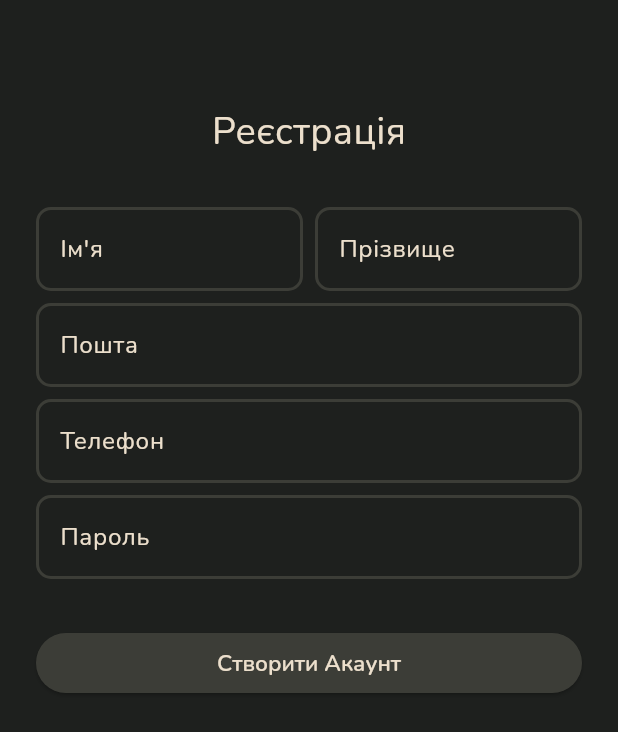
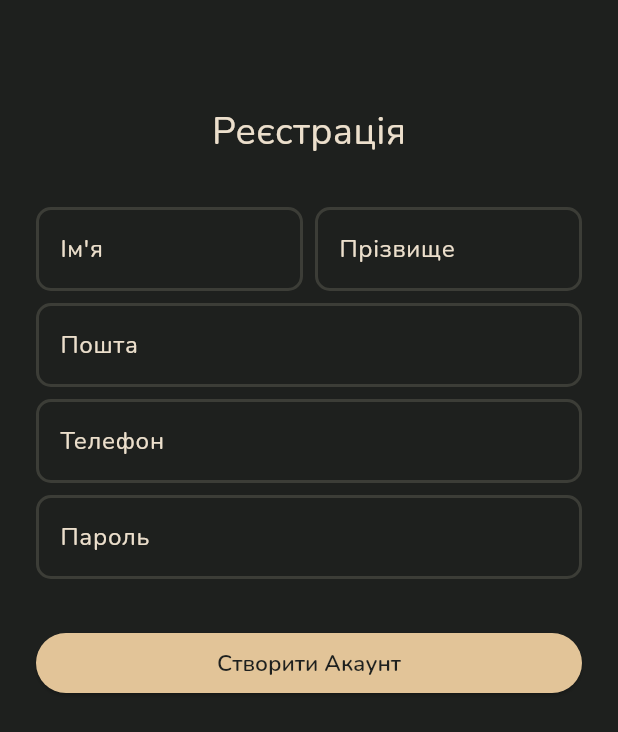
Before and after one commit to CTTAPKU/pizzeria_app, a Flutter app: the screen it shows after launch, after a tap on "Зареєструватися", on a phone screen of 412 x 824 dp. Shown: the top 732 px of the screen. Run offline on Flutter 3.47's test engine with Material 3 defaults, Android fonts, the phone set to English and light mode, and no system bars; our stand-ins replace cloud_firestore, firebase_auth, firebase_core, fluttertoast, google_fonts; missing offline and left inert: expansion_widget; accounts and stored records are empty.

Commit message:
created colors constant, login changes, pizzaCard splash fix, theme changes

```diff
--- /dev/null
+++ b/lib/constants/app_colors.dart
@@ -0,0 +1,11 @@
+import 'package:flutter/material.dart';
+
+class AppColors{
+  static const Color darkPrimaryBackground = Color(0xff1E201E);
+  static const Color darkSecondaryBackground = Color(0xff3C3D37);
+  static const Color darkPrimary = Color(0xffe2c498);
+  static const Color darkSecondary = Color(0xff112e97);
+  static const Color darkAccent = Color(0xffe2a446);
+  static const Color text = Color(0xffECDFCC);
+
+}
--- a/lib/main.dart
+++ b/lib/main.dart
@@ -1,15 +1,34 @@
+import 'package:firebase_auth/firebase_auth.dart';
 import 'package:firebase_core/firebase_core.dart';
 import 'package:flutter/material.dart';
 import 'package:pizzeria_aic/screen/login/sign_in.dart';
 import 'package:pizzeria_aic/theme.dart';
+import 'package:pizzeria_aic/widgets/nav_bar.dart';
 
 void main() async {
   WidgetsFlutterBinding.ensureInitialized();
   await Firebase.initializeApp();
-  runApp(
-    MaterialApp(
-      home: const SignIn(),
+  runApp(const MyApp());
+}
+
+class MyApp extends StatelessWidget {
+  const MyApp({super.key});
+
+  @override
+  Widget build(BuildContext context) {
+    return MaterialApp(
+      home: StreamBuilder(
+          stream: FirebaseAuth.instance.authStateChanges(),
+          builder: (context, snapshot) {
+            if (snapshot.hasData) {
+              return const NavBar();
+            }
+            if (snapshot.hasError) {
+              return Scaffold(body: Text(snapshot.error.toString()));
+            }
+            return const SignIn();
+          }),
       theme: CustomThemeData.getAppTheme(),
-    ),
-  );
+    );
+  }
 }
--- a/lib/theme.dart
+++ b/lib/theme.dart
@@ -1,47 +1,51 @@
 import 'package:flutter/material.dart';
 import 'package:google_fonts/google_fonts.dart';
+import 'package:pizzeria_aic/constants/app_colors.dart';
 
 class CustomThemeData {
   static ThemeData getAppTheme() {
     return ThemeData(
 
       appBarTheme: AppBarTheme(
-        iconTheme: const IconThemeData(color: Color(0xffECDFCC)),
-        color: const Color(0xff3C3D37),
+        iconTheme: const IconThemeData(color: AppColors.darkPrimary),
+        color: AppColors.darkSecondaryBackground,
         titleTextStyle: GoogleFonts.montserratAlternates(
           fontSize: 25,
-          color: const Color(0xffECDFCC),
+          color:  AppColors.darkPrimary,
           fontWeight: FontWeight.w500,
         ),
       ),
 
       textTheme: const TextTheme(
-        bodyLarge: TextStyle(color: Color(0xffECDFCC)),
-        bodyMedium: TextStyle(color: Color(0xffECDFCC)),
-        bodySmall: TextStyle(color: Color(0xffECDFCC)),
-
-        labelSmall: TextStyle(color: Color(0xffECDFCC)),
-        labelLarge: TextStyle(color: Color(0xffECDFCC)),
-        labelMedium: TextStyle(color: Color(0xffECDFCC)),
+        bodyLarge: TextStyle(color: AppColors.text),
+        bodyMedium: TextStyle(color: AppColors.text),
+        bodySmall: TextStyle(color: AppColors.text),
+        labelSmall: TextStyle(color: AppColors.text),
+        labelLarge: TextStyle(color: AppColors.text),
+        labelMedium: TextStyle(color: AppColors.text),
       ),
 
       fontFamily: GoogleFonts.nunito(
         fontWeight: FontWeight.w700,
       ).fontFamily,
 
-      scaffoldBackgroundColor: const Color(0xff1E201E),
+      scaffoldBackgroundColor: AppColors.darkPrimaryBackground,
 
       navigationBarTheme: NavigationBarThemeData(
-          backgroundColor: const Color(0xff3C3D37),
-          iconTheme: const WidgetStatePropertyAll<IconThemeData>(
-              IconThemeData(color: Color(0xffECDFCC))),
+          backgroundColor: AppColors.darkSecondaryBackground,
+          iconTheme: WidgetStateProperty.resolveWith<IconThemeData>((states) {
+            if (states.contains(WidgetState.selected)) {
+              return const IconThemeData(color: AppColors.darkPrimaryBackground);
+            }
+            return const IconThemeData(color: AppColors.darkPrimary);
+          }),
           labelTextStyle: WidgetStateProperty.all(
             GoogleFonts.montserratAlternates(
                 fontSize: 15,
                 fontWeight: FontWeight.w600,
-                color: const Color(0xffECDFCC)),
+                color: AppColors.text),
           ),
-          indicatorColor: const Color(0xff697565)),
+          indicatorColor: AppColors.darkAccent),
 
       outlinedButtonTheme: OutlinedButtonThemeData(
         style: ButtonStyle(
@@ -51,7 +55,7 @@ class CustomThemeData {
               fontWeight: FontWeight.w600,
             ),
           ),
-          foregroundColor: const WidgetStatePropertyAll<Color>(Color(0xffECDFCC)),
+          foregroundColor: const WidgetStatePropertyAll<Color>(AppColors.darkPrimary),
         ),
       ),
 
@@ -63,14 +67,14 @@ class CustomThemeData {
               fontWeight: FontWeight.w600,
             ),
           ),
-          foregroundColor: const WidgetStatePropertyAll<Color>(Color(0xffECDFCC)),
-          backgroundColor: const WidgetStatePropertyAll<Color>(Color(0xff3C3D37))
+          foregroundColor: const WidgetStatePropertyAll<Color>(AppColors.darkPrimaryBackground),
+          backgroundColor: const WidgetStatePropertyAll<Color>(AppColors.darkPrimary)
         ),
       ),
 
       listTileTheme: const ListTileThemeData(
-        iconColor: Color(0xffECDFCC),
-        textColor: Color(0xffECDFCC),
+        iconColor: AppColors.darkPrimary,
+        textColor: AppColors.text,
       ),
 
     );
--- a/lib/widgets/pizza_card.dart
+++ b/lib/widgets/pizza_card.dart
@@ -1,4 +1,5 @@
 import 'package:flutter/material.dart';
+import 'package:pizzeria_aic/constants/app_colors.dart';
 import 'package:pizzeria_aic/screen/secondary/order.dart';
 
 class PizzaCard extends StatelessWidget {
@@ -13,11 +14,21 @@ class PizzaCard extends StatelessWidget {
     return Card(
         shape: RoundedRectangleBorder(borderRadius: BorderRadius.circular(30)),
         clipBehavior: Clip.antiAlias,
-      color: const Color(0xff697565),
+        color: AppColors.darkPrimary,
         child: InkWell(
-        splashColor: Colors.white12,
-        onTap: () => Navigator.push(context,
-            MaterialPageRoute(builder: (context) => Order(id: id, pizzaName: pizzaName))),
+          splashColor: AppColors.darkAccent.withValues(alpha: 0.6),
+          highlightColor: AppColors.darkAccent.withValues(alpha: 0.2),
+          splashFactory: InkRipple.splashFactory,
+          onTap: () async {
+            await Future.delayed(const Duration(milliseconds: 70));
+            Navigator.push(
+              context,
+              MaterialPageRoute(
+                builder: (context) => Order(id: id, pizzaName: pizzaName),
+                maintainState: false,
+              ),
+            );
+          },
           child: Column(
             children: [
               Stack(
@@ -41,15 +52,13 @@ class PizzaCard extends StatelessWidget {
                     bottom: 16,
                     child: Text(
                       pizzaName,
-                    style: const TextStyle(
-                        fontWeight: FontWeight.bold, fontSize: 24),
+                      style: const TextStyle(fontWeight: FontWeight.bold, fontSize: 24),
                     ),
                   )
                 ],
               )
             ],
           ),
-      )
-    );
+        ));
   }
 }
```
Also changed, not shown: pubspec.lock. Lines whose indentation alone changed are shown as unchanged.
